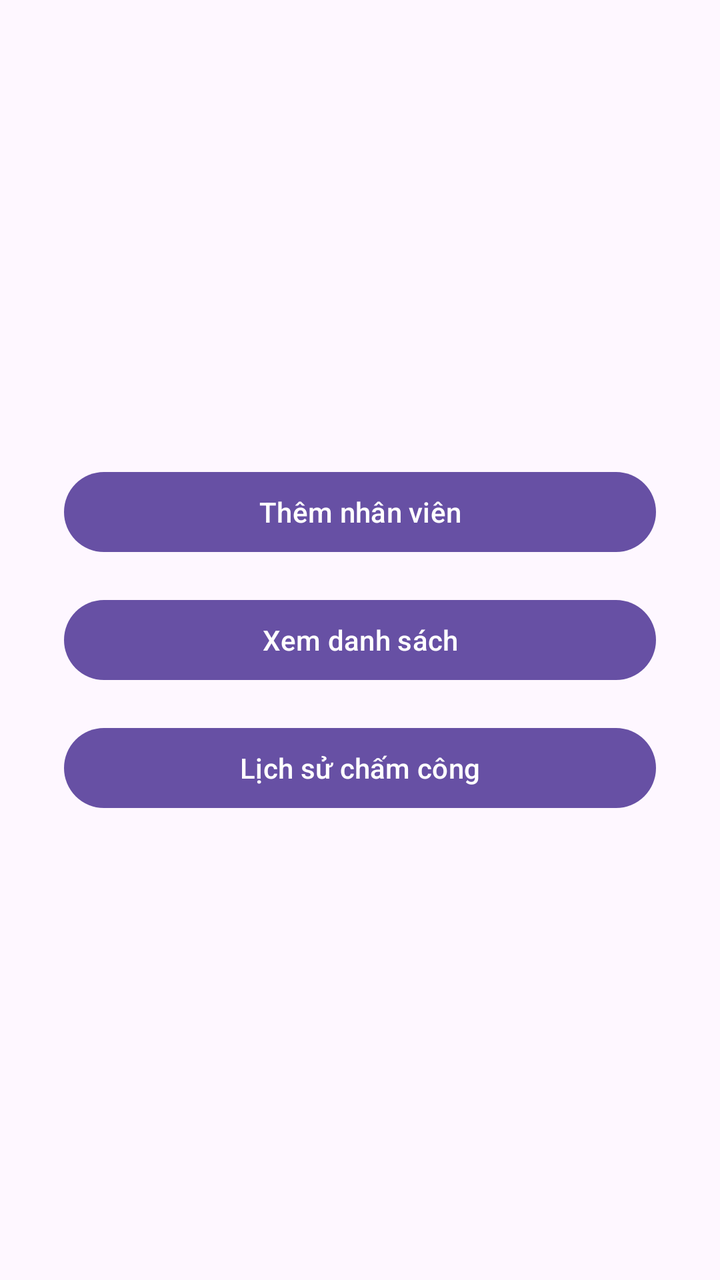
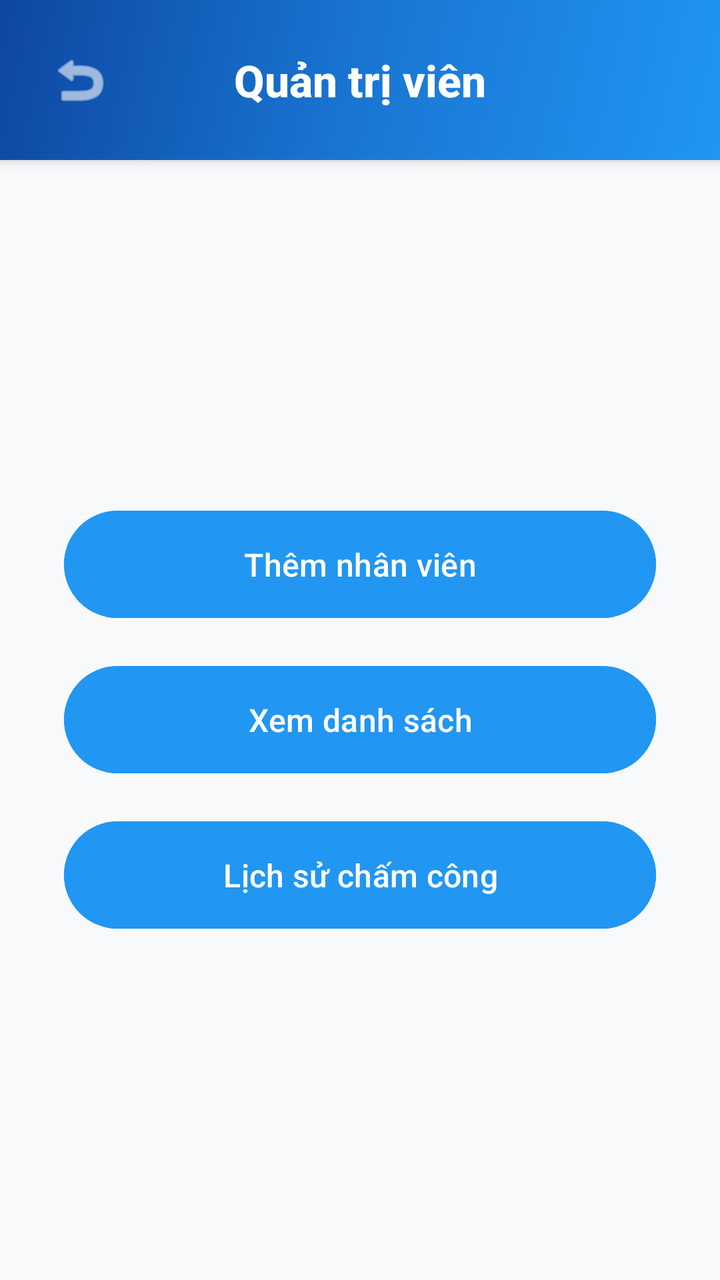

Two renders of the same Android screen: before a commit and after it. Below are the layout's source before the change and the commit's diff.
<!-- AndroidManifest.xml: application theme Theme.FaceAttendance -->
<!-- res/layout/activity_admin_dashboard.xml -->
<?xml version="1.0" encoding="utf-8"?>
<LinearLayout
    xmlns:android="http://schemas.android.com/apk/res/android"
    android:orientation="vertical"
    android:gravity="center"
    android:layout_width="match_parent"
    android:layout_height="match_parent"
    android:padding="32dp">

    <Button
        android:id="@+id/btnAddEmployee"
        android:layout_width="match_parent"
        android:layout_height="wrap_content"
        android:text="Thêm nhân viên"
        android:layout_marginBottom="16dp"/>

    <Button
        android:id="@+id/btnListEmployee"
        android:layout_width="match_parent"
        android:layout_height="wrap_content"
        android:text="Xem danh sách"
        android:layout_marginBottom="16dp"/>

    <Button
        android:id="@+id/btnViewHistory"
        android:layout_width="match_parent"
        android:layout_height="wrap_content"
        android:text="Lịch sử chấm công"/>
</LinearLayout>
<!-- resources referenced by this layout -->
<resources>
  <style name="Theme.FaceAttendance" parent="Base.Theme.FaceAttendance" />
  <style name="Base.Theme.FaceAttendance" parent="Theme.Material3.DayNight.NoActionBar">
          
          
      </style>
</resources>

<!-- the commit's change to res/layout/activity_admin_dashboard.xml (unified diff, before → after) -->
@@ -1,29 +1,87 @@
 <?xml version="1.0" encoding="utf-8"?>
 <LinearLayout
     xmlns:android="http://schemas.android.com/apk/res/android"
+    xmlns:app="http://schemas.android.com/apk/res-auto"
     android:orientation="vertical"
-    android:gravity="center"
     android:layout_width="match_parent"
     android:layout_height="match_parent"
-    android:padding="32dp">
+    android:background="#F8F9FA">
 
-    <Button
-        android:id="@+id/btnAddEmployee"
+    
+    <RelativeLayout
         android:layout_width="match_parent"
         android:layout_height="wrap_content"
-        android:text="Thêm nhân viên"
-        android:layout_marginBottom="16dp"/>
+        android:background="@drawable/header_gradient_background"
+        android:padding="20dp"
+        android:elevation="4dp">
 
-    <Button
-        android:id="@+id/btnListEmployee"
+        <ImageButton
+            android:id="@+id/btnBack"
+            android:layout_width="40dp"
+            android:layout_height="40dp"
+            android:layout_centerVertical="true"
+            android:layout_alignParentStart="true"
+            android:src="@android:drawable/ic_menu_revert"
+            android:background="?android:attr/selectableItemBackgroundBorderless"
+            android:contentDescription="Quay lại"
+            android:padding="8dp"
+            app:tint="#FFFFFF" />
+
+        <TextView
+            android:layout_width="wrap_content"
+            android:layout_height="wrap_content"
+            android:layout_centerInParent="true"
+            android:text="Quản trị viên"
+            android:textSize="22sp"
+            android:textStyle="bold"
+            android:textColor="#FFFFFF"
+            android:fontFamily="sans-serif-medium" />
+
+    </RelativeLayout>
+
+    
+    <LinearLayout
         android:layout_width="match_parent"
-        android:layout_height="wrap_content"
-        android:text="Xem danh sách"
-        android:layout_marginBottom="16dp"/>
+        android:layout_height="match_parent"
+        android:orientation="vertical"
+        android:gravity="center"
+        android:padding="32dp">
 
-    <Button
-        android:id="@+id/btnViewHistory"
-        android:layout_width="match_parent"
-        android:layout_height="wrap_content"
-        android:text="Lịch sử chấm công"/>
+        <Button
+            android:id="@+id/btnAddEmployee"
+            android:layout_width="match_parent"
+            android:layout_height="wrap_content"
+            android:text="Thêm nhân viên"
+            android:layout_marginBottom="16dp"
+            android:textSize="16sp"
+            android:padding="16dp"
+            android:backgroundTint="#2196F3"
+            android:textColor="#FFFFFF"
+            android:elevation="2dp" />
+
+        <Button
+            android:id="@+id/btnListEmployee"
+            android:layout_width="match_parent"
+            android:layout_height="wrap_content"
+            android:text="Xem danh sách"
+            android:layout_marginBottom="16dp"
+            android:textSize="16sp"
+            android:padding="16dp"
+            android:backgroundTint="#2196F3"
+            android:textColor="#FFFFFF"
+            android:elevation="2dp" />
+
+        <Button
+            android:id="@+id/btnViewHistory"
+            android:layout_width="match_parent"
+            android:layout_height="wrap_content"
+            android:text="Lịch sử chấm công"
+            android:textSize="16sp"
+            android:padding="16dp"
+            android:backgroundTint="#2196F3"
+            android:textColor="#FFFFFF"
+            android:elevation="2dp" />
+
+    </LinearLayout>
+
 </LinearLayout>
<!-- resource entries referenced after the edit -->
@@ -1,5 +1,15 @@
 <!-- resources referenced by this layout -->
 <resources>
+  <!-- drawable header_gradient_background (drawable) -->
+  <?xml version="1.0" encoding="utf-8"?>
+  <shape xmlns:android="http://schemas.android.com/apk/res/android">
+      <gradient
+          android:angle="135"
+          android:startColor="#2196F3"
+          android:centerColor="#1976D2"
+          android:endColor="#0D47A1"
+          android:type="linear" />
+  </shape>
   <style name="Theme.FaceAttendance" parent="Base.Theme.FaceAttendance" />
   <style name="Base.Theme.FaceAttendance" parent="Theme.Material3.DayNight.NoActionBar">
           
